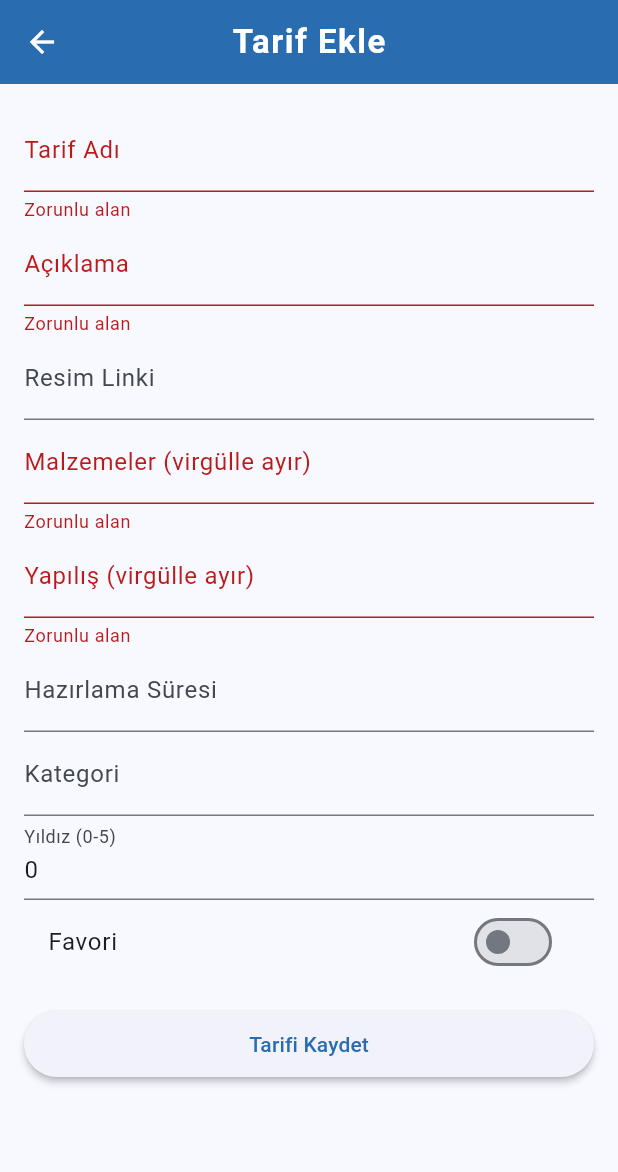
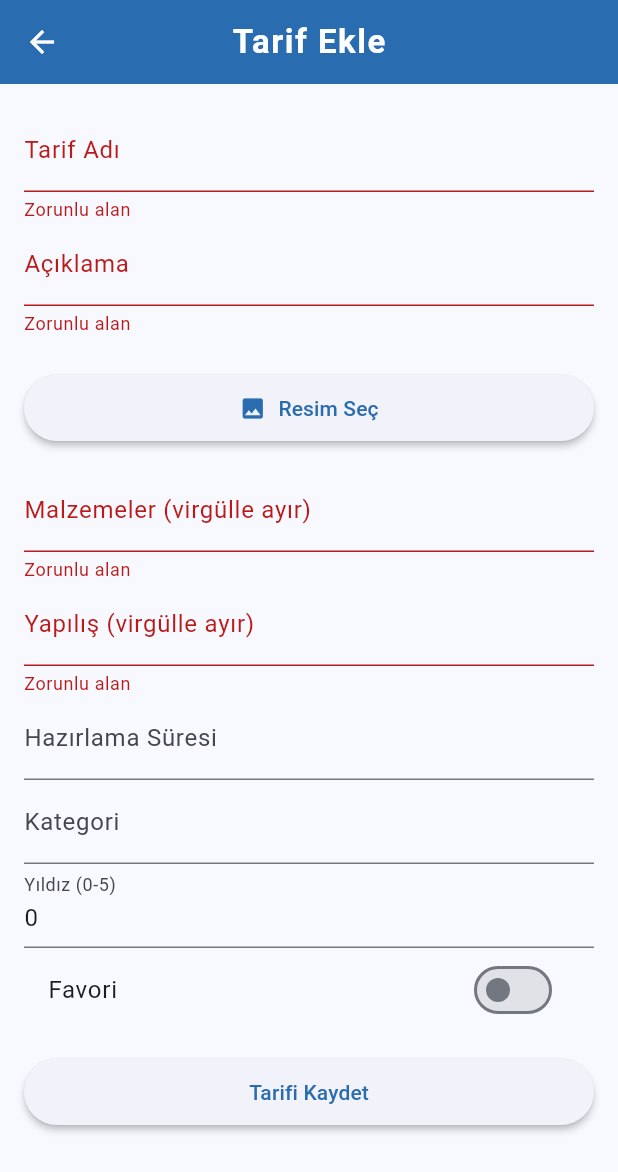
Before and after one commit to EnesBesiktas/yemek-tarifi-uygulamasi, a Flutter app: the AddRecipeScreen screen opened directly, after a tap on "Tarifi Kaydet", on a phone screen of 412 x 824 dp. Shown: the top 1172 px of the screen. Run offline on Flutter 3.47's test engine with Material 3 defaults, Android fonts, the phone set to English and light mode, and no system bars; our stand-ins replace cloud_firestore, firebase_auth, firebase_core, firebase_storage, image_picker; accounts and stored records are empty; network calls fail; statements that could not run were skipped.

Commit message:
image upload edited

```diff
--- a/tarifburda/lib/screens/add_recipe_screen.dart
+++ b/tarifburda/lib/screens/add_recipe_screen.dart
@@ -1,5 +1,8 @@
 import 'package:flutter/material.dart';
 import 'package:firebase_auth/firebase_auth.dart';
+import 'package:image_picker/image_picker.dart';
+import 'package:firebase_storage/firebase_storage.dart';
+import 'dart:io';
 import '../models/recipe.dart';
 import '../services/firestore_service.dart';
 
@@ -14,7 +17,6 @@
   final _formKey = GlobalKey<FormState>();
   final _nameController = TextEditingController();
   final _descriptionController = TextEditingController();
-  final _imageUrlController = TextEditingController();
   final _ingredientsController = TextEditingController();
   final _instructionsController = TextEditingController();
   final _preparationTimeController = TextEditingController();
@@ -22,20 +24,57 @@
   final _starsController = TextEditingController(text: '0');
   bool _isFavorite = false;
   bool _isLoading = false;
+  File? _selectedImage;
+  String? _uploadedImageUrl;
 
   final FirestoreService _firestoreService = FirestoreService();
+  final ImagePicker _imagePicker = ImagePicker();
 
   @override
   void dispose() {
     _nameController.dispose();
     _descriptionController.dispose();
-    _imageUrlController.dispose();
     _ingredientsController.dispose();
     _instructionsController.dispose();
     _preparationTimeController.dispose();
     _categoryController.dispose();
     _starsController.dispose();
     super.dispose();
+  }
+
+  Future<void> _pickImage() async {
+    try {
+      final XFile? image = await _imagePicker.pickImage(source: ImageSource.gallery);
+      if (image != null) {
+        setState(() {
+          _selectedImage = File(image.path);
+        });
+      }
+    } catch (e) {
+      ScaffoldMessenger.of(context).showSnackBar(
+        SnackBar(content: Text('Resim seçilirken hata oluştu: $e')),
+      );
+    }
+  }
+
+  Future<String?> _uploadImage() async {
+    if (_selectedImage == null) return null;
+
+    try {
+      final String fileName = DateTime.now().millisecondsSinceEpoch.toString();
+      final Reference storageRef = FirebaseStorage.instance.ref().child('recipe_images/$fileName.jpg');
+
+      final UploadTask uploadTask = storageRef.putFile(_selectedImage!);
+      final TaskSnapshot taskSnapshot = await uploadTask;
+
+      final String downloadUrl = await taskSnapshot.ref.getDownloadURL();
+      return downloadUrl;
+    } catch (e) {
+      ScaffoldMessenger.of(context).showSnackBar(
+        SnackBar(content: Text('Resim yüklenirken hata oluştu: $e')),
+      );
+      return null;
+    }
   }
 
   Future<void> _submit() async {
@@ -51,16 +90,24 @@
 
     setState(() => _isLoading = true);
     try {
+      String? imageUrl;
+      if (_selectedImage != null) {
+        imageUrl = await _uploadImage();
+        if (imageUrl == null) {
+          throw Exception('Resim yüklenemedi');
+        }
+      }
+
       final recipe = Recipe(
         id: '', // Firestore otomatik oluşturacak
         name: _nameController.text.trim(),
         description: _descriptionController.text.trim(),
-        imageUrl: _imageUrlController.text.trim(),
+        imageUrl: imageUrl ?? '',
         ingredients: _ingredientsController.text.split(',').map((e) => e.trim()).where((e) => e.isNotEmpty).toList(),
         instructions: _instructionsController.text.split(',').map((e) => e.trim()).where((e) => e.isNotEmpty).toList(),
         preparationTime: _preparationTimeController.text.trim(),
         category: _categoryController.text.trim(),
-        userId: user.uid, // Kullanıcı ID'sini ekliyoruz
+        userId: user.uid,
         stars: int.tryParse(_starsController.text.trim()) ?? 0,
         isFavorite: _isFavorite,
       );
@@ -96,10 +143,30 @@
                 decoration: const InputDecoration(labelText: 'Açıklama'),
                 validator: (v) => v == null || v.isEmpty ? 'Zorunlu alan' : null,
               ),
-              TextFormField(
-                controller: _imageUrlController,
-                decoration: const InputDecoration(labelText: 'Resim Linki'),
+              const SizedBox(height: 16),
+              if (_selectedImage != null)
+                Container(
+                  height: 200,
+                  width: double.infinity,
+                  decoration: BoxDecoration(
+                    border: Border.all(color: Colors.grey),
+                    borderRadius: BorderRadius.circular(8),
+                  ),
+                  child: ClipRRect(
+                    borderRadius: BorderRadius.circular(8),
+                    child: Image.file(
+                      _selectedImage!,
+                      fit: BoxFit.cover,
+                    ),
+                  ),
+                ),
+              const SizedBox(height: 8),
+              ElevatedButton.icon(
+                onPressed: _pickImage,
+                icon: const Icon(Icons.image),
+                label: Text(_selectedImage == null ? 'Resim Seç' : 'Resmi Değiştir'),
               ),
+              const SizedBox(height: 16),
               TextFormField(
                 controller: _ingredientsController,
                 decoration: const InputDecoration(labelText: 'Malzemeler (virgülle ayır)'),
--- a/tarifburda/pubspec.yaml
+++ b/tarifburda/pubspec.yaml
@@ -43,6 +43,7 @@
 
   # Utilities
   intl: ^0.19.0
+  image_picker: ^1.0.7
 
 dev_dependencies:
   flutter_test:
```
Also changed, not shown: tarifburda/pubspec.lock, 5 other files.
